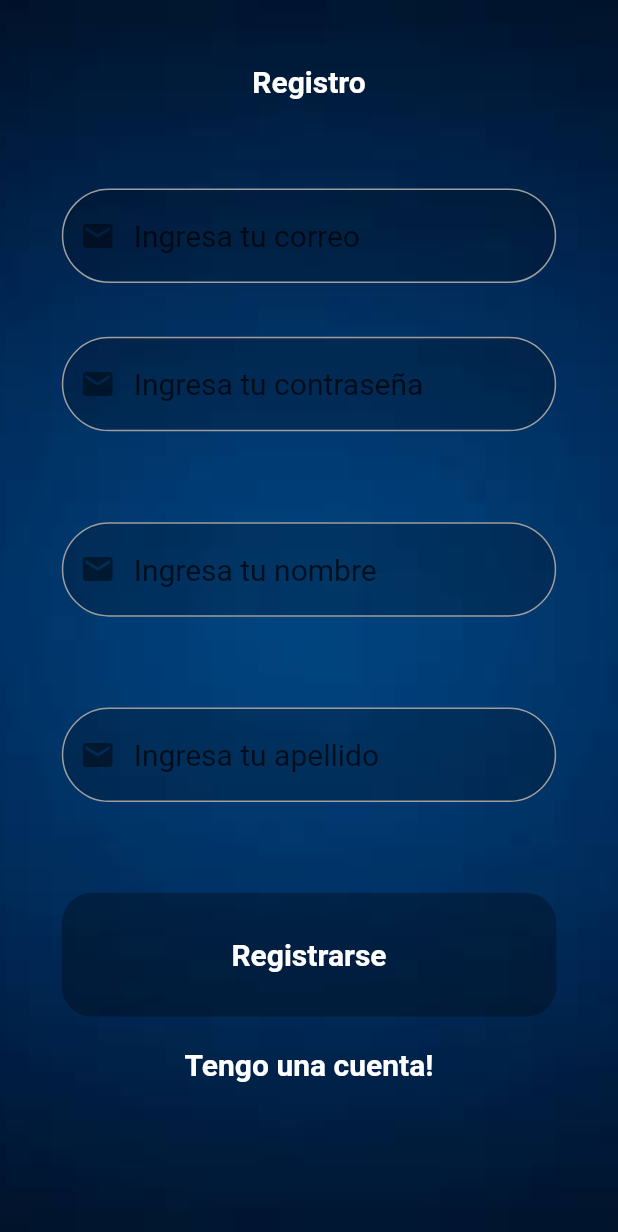
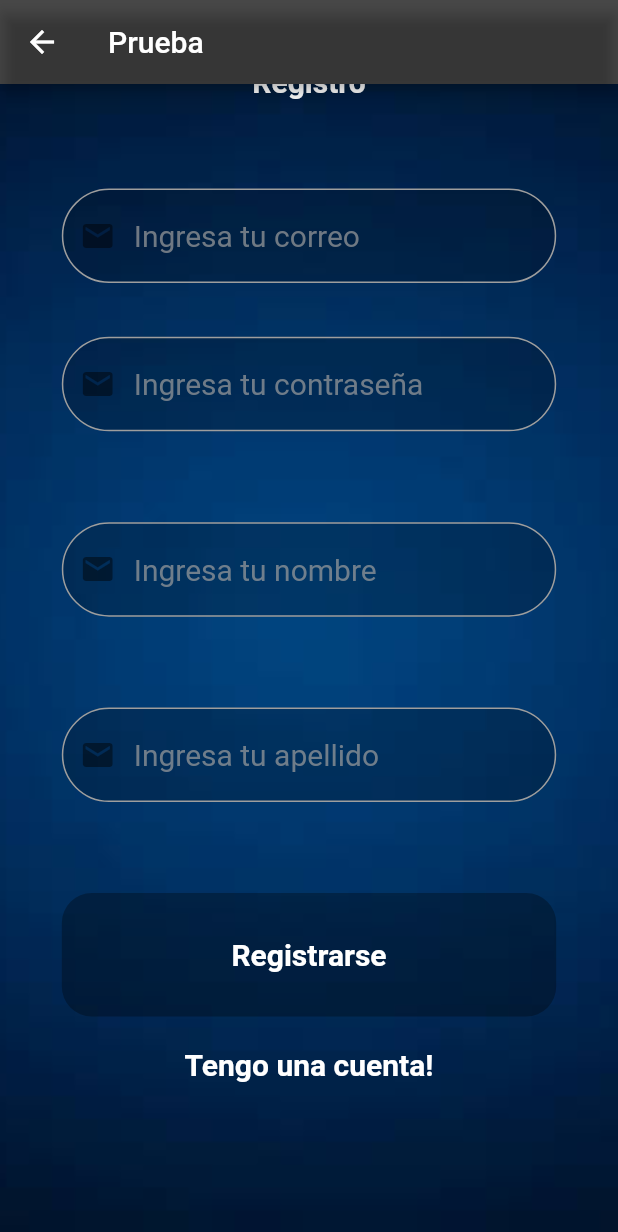
Before and after one commit to MoiBeta/prueba_project, a Flutter app: the screen it shows after launch, after a tap on "Registrarse", on a phone screen of 412 x 824 dp. Shown: the top 1232 px of the screen. Run offline on Flutter 3.47's test engine with Material 2 defaults, Android fonts, the phone set to English and light mode, and no system bars; our stand-ins replace cloud_firestore, firebase_auth, firebase_core, fluttertoast; accounts and stored records are empty; network calls fail.

Commit message:
Little fixes applied

```diff
--- a/lib/screens/datos_screen.dart
+++ b/lib/screens/datos_screen.dart
@@ -35,7 +35,12 @@ class DatosScreen extends StatelessWidget {
                 child: Text(snapshot.error.toString())
             );
           } else if(snapshot.hasData){
-            return SingleChildScrollView(
+            return Scaffold(
+              appBar: AppBar(
+                title: Text("Prueba"),
+                  backgroundColor: Colors.black.withOpacity(0.7),
+              ),
+              body: SingleChildScrollView(
                 reverse: true,
                 child: ConstrainedBox(
                   constraints: BoxConstraints(maxHeight: size.height),
@@ -109,6 +114,7 @@ class DatosScreen extends StatelessWidget {
                     ],
                   ),
                 ),
+              ),
             );
           } else {
             return const Center(
--- a/lib/screens/login_screen.dart
+++ b/lib/screens/login_screen.dart
@@ -53,6 +53,10 @@ class _LoginScreenState extends State<LoginScreen> {
   Widget build(BuildContext context) {
     Size size = MediaQuery.of(context).size;
     return Scaffold(
+      appBar: AppBar(
+        title: Text("Prueba"),
+        backgroundColor: Colors.black.withOpacity(0.7),
+      ),
       body: SingleChildScrollView(
         reverse: true,
         child: ConstrainedBox(
@@ -100,7 +104,7 @@ class _LoginScreenState extends State<LoginScreen> {
                           hintText: 'Ingresa tu correo',
                           hintStyle: TextStyle(
                             fontSize: 20,
-                            color: Colors.black.withOpacity(.7),
+                            color: Colors.grey.withOpacity(.7),
                           ),
                           prefixIcon: const Icon(Icons.mail),
                           enabledBorder: const OutlineInputBorder(
@@ -131,7 +135,7 @@ class _LoginScreenState extends State<LoginScreen> {
                           hintText: 'Ingresa tu contraseña',
                           hintStyle: TextStyle(
                             fontSize: 20,
-                            color: Colors.black.withOpacity(.7),
+                            color: Colors.grey.withOpacity(.7),
                           ),
                           prefixIcon: const Icon(Icons.mail),
                           enabledBorder: const OutlineInputBorder(
--- a/lib/screens/registro_screen.dart
+++ b/lib/screens/registro_screen.dart
@@ -67,6 +67,10 @@ class _RegistroScreenState extends State<RegistroScreen> {
   Widget build(BuildContext context) {
     Size size = MediaQuery.of(context).size;
     return Scaffold(
+      appBar: AppBar(
+        title: Text("Prueba"),
+        backgroundColor: Colors.black.withOpacity(0.7),
+      ),
       body: SingleChildScrollView(
         reverse: true,
         child: ConstrainedBox(
@@ -100,8 +104,8 @@ class _RegistroScreenState extends State<RegistroScreen> {
                       height: size.height / 10,
                       width: size.width / 1.25,
                       child: TextField(
-                        style: const TextStyle(
-                          color: Colors.white70,
+                        style: TextStyle(
+                          color: Colors.white70.withOpacity(.7),
                           fontSize: 20,
                         ),
                         controller: emailController,
@@ -111,7 +115,7 @@ class _RegistroScreenState extends State<RegistroScreen> {
                           hintText: 'Ingresa tu correo',
                           hintStyle: TextStyle(
                             fontSize: 20,
-                            color: Colors.black.withOpacity(.7),
+                            color: Colors.grey.withOpacity(.7),
                           ),
                           prefixIcon: const Icon(Icons.mail),
                           enabledBorder: const OutlineInputBorder(
@@ -130,8 +134,8 @@ class _RegistroScreenState extends State<RegistroScreen> {
                       height: size.height / 10,
                       width: size.width / 1.25,
                       child: TextField(
-                        style: const TextStyle(
-                          color: Colors.white70,
+                        style: TextStyle(
+                          color: Colors.white70.withOpacity(.7),
                           fontSize: 20,
                         ),
                         controller: passwordController,
@@ -141,7 +145,7 @@ class _RegistroScreenState extends State<RegistroScreen> {
                           hintText: 'Ingresa tu contraseña',
                           hintStyle: TextStyle(
                             fontSize: 20,
-                            color: Colors.black.withOpacity(.7),
+                            color: Colors.grey.withOpacity(.7),
                           ),
                           prefixIcon: const Icon(Icons.mail),
                           enabledBorder: const OutlineInputBorder(
@@ -159,8 +163,8 @@ class _RegistroScreenState extends State<RegistroScreen> {
                       height: size.height / 10,
                       width: size.width / 1.25,
                       child: TextField(
-                        style: const TextStyle(
-                          color: Colors.white70,
+                        style: TextStyle(
+                          color: Colors.white70.withOpacity(.7),
                           fontSize: 20,
                         ),
                         controller: nombreController,
@@ -170,7 +174,7 @@ class _RegistroScreenState extends State<RegistroScreen> {
                           hintText: 'Ingresa tu nombre',
                           hintStyle: TextStyle(
                             fontSize: 20,
-                            color: Colors.black.withOpacity(.7),
+                            color: Colors.grey.withOpacity(.7),
                           ),
                           prefixIcon: const Icon(Icons.mail),
                           enabledBorder: const OutlineInputBorder(
@@ -188,8 +192,8 @@ class _RegistroScreenState extends State<RegistroScreen> {
                       height: size.height / 10,
                       width: size.width / 1.25,
                       child: TextField(
-                        style: const TextStyle(
-                          color: Colors.white70,
+                        style: TextStyle(
+                          color: Colors.white70.withOpacity(.7),
                           fontSize: 20,
                         ),
                         controller: apellidoController,
@@ -199,7 +203,7 @@ class _RegistroScreenState extends State<RegistroScreen> {
                           hintText: 'Ingresa tu apellido',
                           hintStyle: TextStyle(
                             fontSize: 20,
-                            color: Colors.black.withOpacity(.7),
+                            color: Colors.grey.withOpacity(.7),
                           ),
                           prefixIcon: const Icon(Icons.mail),
                           enabledBorder: const OutlineInputBorder(
```
Also changed, not shown: 1 other file. Lines whose indentation alone changed are shown as unchanged.
